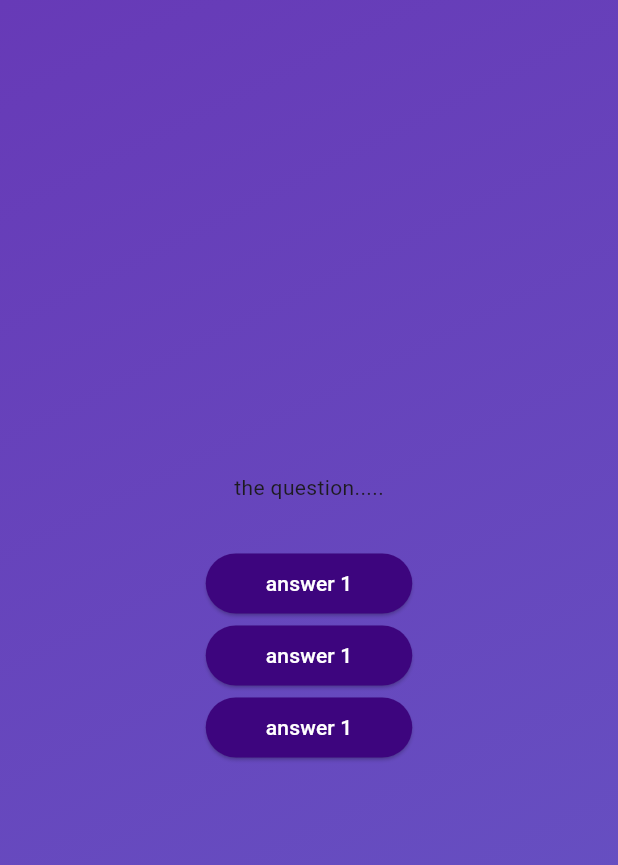
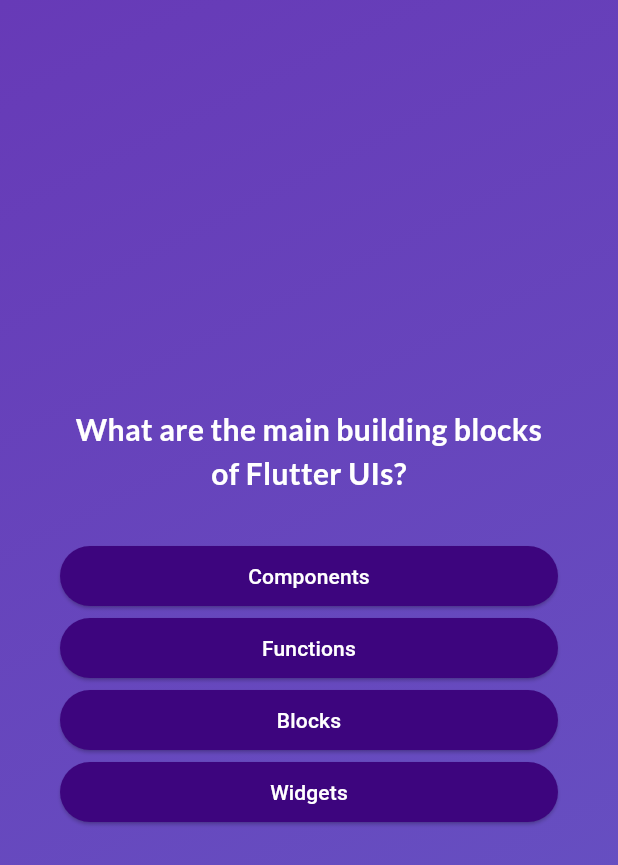
Before and after one commit to ambuj-1999/Flutter-projects, a Flutter app: the screen it shows after launch, after a tap on "Start Quiz", on a phone screen of 412 x 824 dp. Shown: the top 865 px of the screen. Run offline on Flutter 3.47's test engine with Material 3 defaults, Android fonts, the phone set to English and light mode, and no system bars; our stand-ins replace google_fonts.

Commit message:
Quiz app is completed

```diff
--- a/adv_basics/lib/answer_button.dart
+++ b/adv_basics/lib/answer_button.dart
@@ -1,7 +1,8 @@
 import 'package:flutter/material.dart';
 
-class AnswerButton extends StatelessWidget{
-  const AnswerButton({super.key, required this.onTap, required this.answerText});
+class AnswerButton extends StatelessWidget {
+  const AnswerButton(
+      {super.key, required this.onTap, required this.answerText});
   final String answerText;
   final void Function() onTap;
   @override
@@ -9,19 +10,16 @@ class AnswerButton extends StatelessWidget{
     return ElevatedButton(
       onPressed: onTap,
       style: ElevatedButton.styleFrom(
-              padding: const EdgeInsets.symmetric(
-                vertical: 10,
-                horizontal: 40
-              ),
+          padding: const EdgeInsets.symmetric(vertical: 10, horizontal: 40),
           backgroundColor: const Color.fromARGB(255, 61, 5, 126),
           foregroundColor: Colors.white,
-              shape:  RoundedRectangleBorder(
+          shape: RoundedRectangleBorder(
             borderRadius: BorderRadius.circular(40),
-              )
-
-
+          )),
+      child: Text(
+        answerText,
+        textAlign: TextAlign.center,
       ),
-            child: Text(answerText),
     );
   }
 }
--- a/adv_basics/lib/data/questions.dart
+++ b/adv_basics/lib/data/questions.dart
@@ -1,6 +1,6 @@
 import 'package:adv_basics/models/quiz_questions.dart';
 
-const questions = [
+ const questions = [
   QuizQuestion(
     'What are the main building blocks of Flutter UIs?',
     [
--- a/adv_basics/lib/main.dart
+++ b/adv_basics/lib/main.dart
@@ -3,6 +3,6 @@ import 'package:flutter/material.dart';
 
 void main(){
   runApp(
-    Quiz(),
+    const Quiz(),
   );
 }
--- a/adv_basics/lib/models/quiz_questions.dart
+++ b/adv_basics/lib/models/quiz_questions.dart
@@ -1,5 +1,13 @@
-class QuizQuestions{
-  const QuizQuestions(this.text, this.answer);
+class QuizQuestion{
+  const QuizQuestion(this.text, this.answer);
   final String text;
   final List<String> answer;
+
+  List<String> getShuffledAnswers(){
+    final shuffledList = List.of(answer);
+    shuffledList.shuffle();
+    return shuffledList;
+  }
+
+
 }
--- a/adv_basics/lib/questions_screen.dart
+++ b/adv_basics/lib/questions_screen.dart
@@ -1,8 +1,12 @@
 import 'package:adv_basics/answer_button.dart';
 import 'package:flutter/material.dart';
+import 'package:adv_basics/data/questions.dart';
+import 'package:google_fonts/google_fonts.dart';
 
 class QuestionScreen extends StatefulWidget {
-  const QuestionScreen({super.key});
+  const QuestionScreen({super.key, required this.onPressed});
+
+  final void Function(String answer) onPressed;
 
   @override
   State<QuestionScreen> createState() {
@@ -11,19 +15,46 @@ class QuestionScreen extends StatefulWidget {
 }
 
 class _QuestionScreenState extends State<QuestionScreen> {
+  var currentQuestionIndex = 0;
+
+  void currentAnswer(String answer) {
+    widget.onPressed(answer);
+    setState(() {
+      currentQuestionIndex++;
+    });
+  }
+
   @override
   Widget build(context) {
+    final currentQuestion = questions[currentQuestionIndex];
     return SizedBox(
       width: double.infinity,
-      child: Column(
-        mainAxisAlignment: MainAxisAlignment.center,
-        children: [
-          const Text('the question.....'),
-          const SizedBox(height: 30),
-          AnswerButton(onTap: () {}, answerText: 'answer 1'),
-          AnswerButton(onTap: () {}, answerText: 'answer 1'),
-          AnswerButton(onTap: () {}, answerText: 'answer 1'),
-        ],
+      child: Container(
+        margin: const EdgeInsets.all(40),
+        child: Column(
+          mainAxisAlignment: MainAxisAlignment.center,
+          crossAxisAlignment: CrossAxisAlignment.stretch,
+          children: [
+            Text(
+              currentQuestion.text,
+              style: GoogleFonts.lato(
+                color: Colors.white,
+                fontSize: 20,
+                fontWeight: FontWeight.bold,
+              ),
+              textAlign: TextAlign.center,
+            ),
+            const SizedBox(height: 30),
+            ...currentQuestion.getShuffledAnswers().map((item) {
+              return AnswerButton(
+                onTap: (){
+                  currentAnswer(item);
+                },
+                answerText: item,
+              );
+            })
+          ],
+        ),
       ),
     );
   }
--- a/adv_basics/lib/quiz.dart
+++ b/adv_basics/lib/quiz.dart
@@ -1,24 +1,24 @@
 import 'package:adv_basics/questions_screen.dart';
+import 'package:adv_basics/result_screen.dart';
 import 'package:flutter/material.dart';
 import 'package:adv_basics/start_screen.dart';
+import 'package:adv_basics/data/questions.dart';
 
-class Quiz extends StatefulWidget{
+class Quiz extends StatefulWidget {
   const Quiz({super.key});
 
   @override
-  State<Quiz> createState(){
+  State<Quiz> createState() {
     return _QuizState();
   }
-
 }
 
-class _QuizState extends State<Quiz>{
+class _QuizState extends State<Quiz> {
+  List<String> chosedAnswer = [];
 
   var activeScreen = 'start-screen';
 
-
   // using initstate
-
 
   // void initState() {
   //   super.initState();
@@ -26,52 +26,66 @@ class _QuizState extends State<Quiz>{
 
   // }
 
-  void switchScreen(){
+  void switchScreen() {
     setState(() {
       activeScreen = 'question-screen';
     });
   }
+
+  void chooseAnswer(String answer) {
+    chosedAnswer.add(answer);
+    if (chosedAnswer.length == questions.length) {
+      setState(() {
+        activeScreen = 'result-screen';
+      });
+    }
+  }
+
   static const startAlignment = Alignment.topLeft;
   static const endAlignment = Alignment.bottomRight;
 
   @override
-  Widget build(context){
-
-
+  Widget build(context) {
     //using tarnary operator
-
 
     //final screenWidget = activeScreen == 'start-screen' ? StartScreen(switchScreen) : const QuestionScreen();
 
-
     //using if statement
 
-
+    void restartButton(){
+      chosedAnswer = [];
+      setState(() {
+        activeScreen = 'question-screen';
+      });
+    }
     Widget screenWidget = StartScreen(switchScreen);
-    if(activeScreen == 'question-screen'){
-      screenWidget = const QuestionScreen();
+    if (activeScreen == 'question-screen') {
+      screenWidget = QuestionScreen(
+        onPressed: chooseAnswer,
+      );
     }
 
-    return   MaterialApp(
+    if (activeScreen == 'result-screen') {
+      activeScreen = 'start-acreen';
+      screenWidget = ResultScreeen(
+        chosenAnswer: chosedAnswer,
+        restartButton,
+      );
+    }
+
+    return MaterialApp(
         home: Scaffold(
             body: Container(
       decoration: const BoxDecoration(
         gradient: LinearGradient(
           colors: [Colors.deepPurple, Color.fromARGB(255, 102, 85, 196)],
           begin: startAlignment,
-              end: endAlignment
+          end: endAlignment,
         ),
       ),
-          child:  Center(
-
-            //using tarnary expression
-
-
+      child: Center(
         child: screenWidget,
       ),
-      )
-    )
-  );
+    )));
   }
-
 }
--- a/adv_basics/lib/start_screen.dart
+++ b/adv_basics/lib/start_screen.dart
@@ -1,4 +1,5 @@
 import 'package:flutter/material.dart';
+import 'package:google_fonts/google_fonts.dart';
 
 class StartScreen extends StatelessWidget{
   const StartScreen(this.moveForward,{super.key});
@@ -21,9 +22,9 @@ class StartScreen extends StatelessWidget{
 
         // ),
         const SizedBox(height: 30,),
-        const Text(
+        Text(
           'Learn Flutter the fun way!',
-          style: TextStyle(
+          style: GoogleFonts.lato(
             fontSize: 30,
             color: Colors.white,
           ),
--- a/adv_basics/pubspec.yaml
+++ b/adv_basics/pubspec.yaml
@@ -35,6 +35,7 @@ dependencies:
   # The following adds the Cupertino Icons font to your application.
   # Use with the CupertinoIcons class for iOS style icons.
   cupertino_icons: ^1.0.2
+  google_fonts: ^6.1.0
 
 dev_dependencies:
   flutter_test:
```
Also changed, not shown: adv_basics/lib/question_summary/question_identifier.dart (added, +29 -0 lines), adv_basics/lib/question_summary/question_summary.dart (added, +21 -0 lines), adv_basics/lib/question_summary/summary_item.dart (added, +61 -0 lines), adv_basics/lib/result_screen.dart (added, +77 -0 lines), adv_basics/pubspec.lock, 1 other file. Lines whose indentation alone changed are shown as unchanged.
